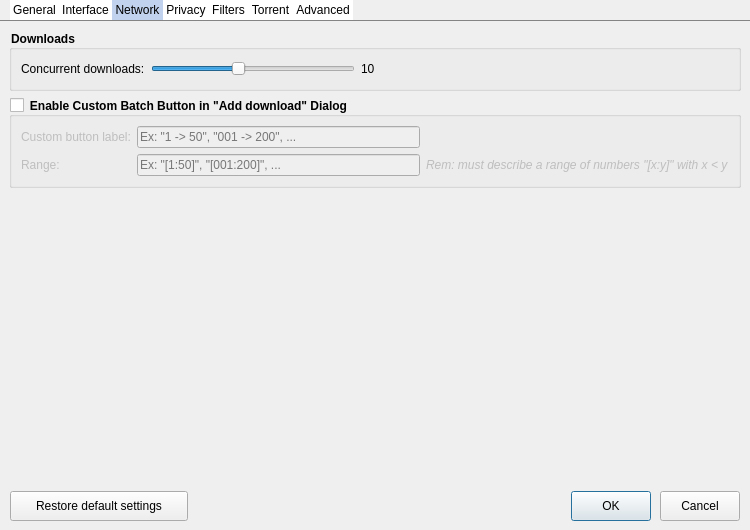
First picture: the form in src/dialogs/preferencedialog.ui, repository setvisible/ArrowDL, before the edit.
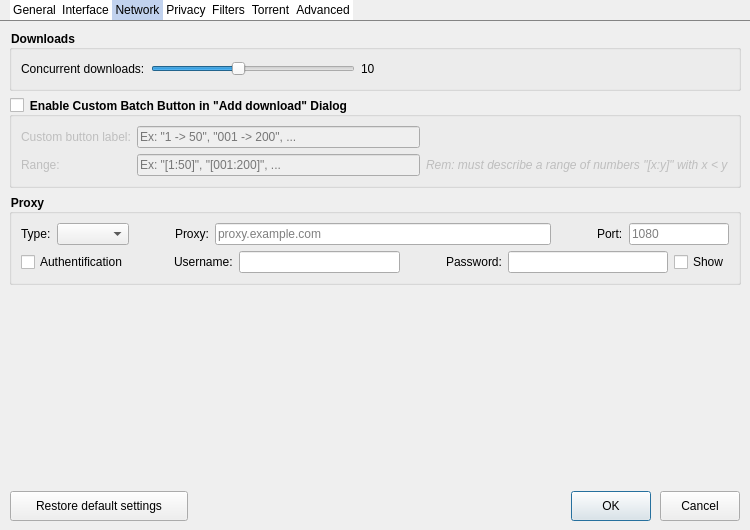
Second picture: the form after the edit. The open tabs and pages were chosen to show the change. Icons and pictures are not drawn. Custom widgets are drawn as their Qt base class.

Commit message: [Network] Implement HTTP Proxy

Patch:
```diff
--- a/src/dialogs/preferencedialog.ui
+++ b/src/dialogs/preferencedialog.ui
@@ -493,6 +493,175 @@
          </layout>
         </widget>
        </item>
+       <item>
+        <widget class="QGroupBox" name="proxyGroupBox">
+         <property name="title">
+          <string>Proxy</string>
+         </property>
+         <layout class="QVBoxLayout" name="verticalLayout_21">
+          <item>
+           <layout class="QHBoxLayout" name="horizontalLayout_4">
+            <item>
+             <widget class="QLabel" name="proxyTypeLabel">
+              <property name="text">
+               <string>Type:</string>
+              </property>
+             </widget>
+            </item>
+            <item>
+             <widget class="QComboBox" name="proxyTypeComboBox"/>
+            </item>
+            <item>
+             <spacer name="horizontalSpacer_11">
+              <property name="orientation">
+               <enum>Qt::Horizontal</enum>
+              </property>
+              <property name="sizeType">
+               <enum>QSizePolicy::Fixed</enum>
+              </property>
+              <property name="sizeHint" stdset="0">
+               <size>
+                <width>40</width>
+                <height>20</height>
+               </size>
+              </property>
+             </spacer>
+            </item>
+            <item>
+             <widget class="QLabel" name="proxyAddressLabel">
+              <property name="text">
+               <string>Proxy:</string>
+              </property>
+             </widget>
+            </item>
+            <item>
+             <widget class="QLineEdit" name="proxyAddressLineEdit">
+              <property name="text">
+               <string/>
+              </property>
+              <property name="placeholderText">
+               <string>proxy.example.com</string>
+              </property>
+             </widget>
+            </item>
+            <item>
+             <spacer name="horizontalSpacer_8">
+              <property name="orientation">
+               <enum>Qt::Horizontal</enum>
+              </property>
+              <property name="sizeType">
+               <enum>QSizePolicy::Fixed</enum>
+              </property>
+              <property name="sizeHint" stdset="0">
+               <size>
+                <width>40</width>
+                <height>20</height>
+               </size>
+              </property>
+             </spacer>
+            </item>
+            <item>
+             <widget class="QLabel" name="proxyPortLabel">
+              <property name="text">
+               <string>Port:</string>
+              </property>
+             </widget>
+            </item>
+            <item>
+             <widget class="QLineEdit" name="proxyPortLineEdit">
+              <property name="maximumSize">
+               <size>
+                <width>100</width>
+                <height>16777215</height>
+               </size>
+              </property>
+              <property name="text">
+               <string/>
+              </property>
+              <property name="placeholderText">
+               <string>1080</string>
+              </property>
+             </widget>
+            </item>
+           </layout>
+          </item>
+          <item>
+           <layout class="QHBoxLayout" name="horizontalLayout_10">
+            <item>
+             <widget class="QCheckBox" name="proxyAuthCheckBox">
+              <property name="text">
+               <string>Authentification</string>
+              </property>
+             </widget>
+            </item>
+            <item>
+             <spacer name="horizontalSpacer_12">
+              <property name="orientation">
+               <enum>Qt::Horizontal</enum>
+              </property>
+              <property name="sizeType">
+               <enum>QSizePolicy::Fixed</enum>
+              </property>
+              <property name="sizeHint" stdset="0">
+               <size>
+                <width>40</width>
+                <height>20</height>
+               </size>
+              </property>
+             </spacer>
+            </item>
+            <item>
+             <widget class="QLabel" name="proxyUserLabel">
+              <property name="text">
+               <string>Username:</string>
+              </property>
+             </widget>
+            </item>
+            <item>
+             <widget class="QLineEdit" name="proxyUserLineEdit"/>
+            </item>
+            <item>
+             <spacer name="horizontalSpacer_13">
+              <property name="orientation">
+               <enum>Qt::Horizontal</enum>
+              </property>
+              <property name="sizeType">
+               <enum>QSizePolicy::Fixed</enum>
+              </property>
+              <property name="sizeHint" stdset="0">
+               <size>
+                <width>40</width>
+                <height>20</height>
+               </size>
+              </property>
+             </spacer>
+            </item>
+            <item>
+             <widget class="QLabel" name="proxyPwdLabel">
+              <property name="text">
+               <string>Password:</string>
+              </property>
+             </widget>
+            </item>
+            <item>
+             <widget class="QLineEdit" name="proxyPwdLineEdit">
+              <property name="text">
+               <string/>
+              </property>
+             </widget>
+            </item>
+            <item>
+             <widget class="QCheckBox" name="proxyShowPwdCheckBox">
+              <property name="text">
+               <string>Show</string>
+              </property>
+             </widget>
+            </item>
+           </layout>
+          </item>
+         </layout>
+        </widget>
+       </item>
        <item>
         <spacer name="verticalSpacer_4">
          <property name="orientation">
```
Left out of the diff: 2 changed lines with no effect on the pictures. The commit also changes 6 other files.
